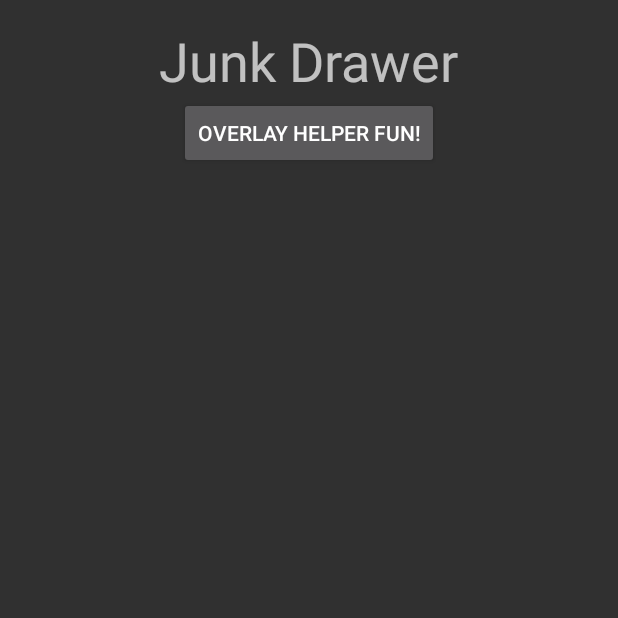
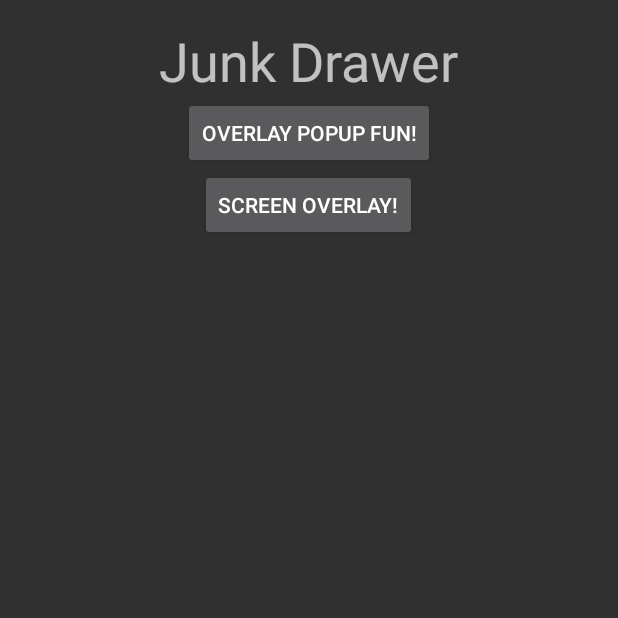
Before and after one commit to Lowe5521/JunkDrawer, an Android app: the screen it shows after launch (MainActivity), on a phone screen of 412 x 824 dp, the top half of it. Run offline under Robolectric (Android 15) with nearby library versions, the phone set to English and light mode, and no system bars; our stand-ins replace ButterKnife.

Commit message:
- Added colors - Cleaned up some variable names - Added the screen overlay! Yay! It even has rounded corners! WHAT?!

```diff
--- a/app/src/main/AndroidManifest.xml
+++ b/app/src/main/AndroidManifest.xml
@@ -8,14 +8,15 @@
         android:label="@string/app_name"
         android:supportsRtl="true"
         android:theme="@style/AppTheme">
-        <activity android:name=".MainActivity">
+        <activity android:name=".activity.MainActivity">
             <intent-filter>
                 <action android:name="android.intent.action.MAIN" />
                 <category android:name="android.intent.category.LAUNCHER" />
             </intent-filter>
         </activity>
 
-        <activity android:name=".HelperPopupActivity"/>
+        <activity android:name=".activity.HelperPopupActivity"/>
+        <activity android:name=".activity.ScreenOverlayActivity"/>
     </application>
 
 </manifest>
--- a/app/src/main/java/com/jonkoester/junkdrawer/HelperPopup.java
+++ b/app/src/main/java/com/jonkoester/junkdrawer/HelperPopup.java
@@ -51,7 +51,7 @@ public class HelperPopup extends LinearLayout {
 
     private void init(Context context) {
         setLayoutParams(new LinearLayout.LayoutParams(ViewGroup.LayoutParams.WRAP_CONTENT, ViewGroup.LayoutParams.WRAP_CONTENT));
-        inflate(context, R.layout.view_helper_overlay, this);
+        inflate(context, R.layout.view_helper_popup, this);
         ButterKnife.bind(this);
     }
 
--- a/app/src/main/java/com/jonkoester/junkdrawer/MainActivity.java
+++ b/app/src/main/java/com/jonkoester/junkdrawer/activity/MainActivity.java
@@ -1,4 +1,4 @@
-package com.jonkoester.junkdrawer;
+package com.jonkoester.junkdrawer.activity;
 
 import android.app.Activity;
 import android.content.Intent;
@@ -6,16 +6,20 @@ import android.os.Bundle;
 import android.view.View;
 import android.widget.Button;
 
+import com.jonkoester.junkdrawer.R;
+
 import butterknife.BindView;
 import butterknife.ButterKnife;
 
 public class MainActivity extends Activity {
 
-    @BindView(R.id.act_main_overlay_button)
-    Button overlayButton;
+    @BindView(R.id.act_main_overlay_popup_button)
+    Button overlayPopupButton;
+    @BindView(R.id.act_main_screen_overlay_button)
+    Button screenOverlayButton;
 
     private enum ActivityName {
-        OVERLAY_FUN
+        OVERLAY_POPUP, OVERLAY_SCREEN
     }
 
     @Override
@@ -24,18 +28,29 @@ public class MainActivity extends Activity {
         setContentView(R.layout.activity_main);
         ButterKnife.bind(this);
 
-        overlayButton.setOnClickListener(new View.OnClickListener() {
+        overlayPopupButton.setOnClickListener(new View.OnClickListener() {
             @Override
             public void onClick(View view) {
-                moveToScreen(ActivityName.OVERLAY_FUN);
+                moveToScreen(ActivityName.OVERLAY_POPUP);
+            }
+        });
+
+        screenOverlayButton.setOnClickListener(new View.OnClickListener() {
+            @Override
+            public void onClick(View view) {
+                moveToScreen(ActivityName.OVERLAY_SCREEN);
             }
         });
     }
 
     private void moveToScreen(ActivityName overlayFun) {
         switch (overlayFun) {
-            case OVERLAY_FUN:
+            case OVERLAY_POPUP:
                 startActivity(new Intent(this, HelperPopupActivity.class));
+                break;
+
+            case OVERLAY_SCREEN:
+                startActivity(new Intent(this, ScreenOverlayActivity.class));
                 break;
 
             default:
--- a/app/src/main/res/layout/activity_main.xml
+++ b/app/src/main/res/layout/activity_main.xml
@@ -4,7 +4,7 @@
     android:id="@+id/activity_main"
     android:layout_width="match_parent"
     android:layout_height="match_parent"
-    tools:context="com.jonkoester.junkdrawer.MainActivity">
+    tools:context=".activity.MainActivity">
 
     <LinearLayout
         android:layout_width="match_parent"
@@ -24,11 +24,17 @@
             android:textSize="36sp"/>
 
         <Button
-            android:id="@+id/act_main_overlay_button"
+            android:id="@+id/act_main_overlay_popup_button"
             android:layout_width="wrap_content"
             android:layout_height="wrap_content"
             android:layout_margin="0dp"
-            android:text="@string/display_overlays" />
+            android:text="@string/overlay_popup_fun" />
+
+        <Button
+            android:id="@+id/act_main_screen_overlay_button"
+            android:layout_width="wrap_content"
+            android:layout_height="wrap_content"
+            android:text="@string/screen_overlay"/>
 
     </LinearLayout>
 </FrameLayout>
--- a/app/src/main/res/values/colors.xml
+++ b/app/src/main/res/values/colors.xml
@@ -3,4 +3,8 @@
     <color name="colorPrimary">#3F51B5</color>
     <color name="colorPrimaryDark">#303F9F</color>
     <color name="colorAccent">#FF4081</color>
+    <color name="trans_gray">#88888888</color>
+    <color name="gray">#888888</color>
+    <color name="transparent">#00000000</color>
+    <color name="black">#FF000000</color>
 </resources>
--- a/app/src/main/res/values/strings.xml
+++ b/app/src/main/res/values/strings.xml
@@ -1,10 +1,11 @@
 <resources>
     <string name="app_name">Junk Drawer</string>
-    <string name="display_overlays">Overlay Helper Fun!</string>
     <string name="ok">Ok</string>
     <string name="above">Above</string>
     <string name="left">Left</string>
     <string name="right">Right</string>
     <string name="below">Below</string>
     <string name="overlay_popup_fun">Overlay Popup Fun!</string>
+    <string name="screen_overlay">Screen Overlay!</string>
+    <string name="screen_overlays_sweet">Screen Overlays! Sweet!</string>
 </resources>
```
Also changed, not shown: app/src/main/java/com/jonkoester/junkdrawer/ScreenOverlay.java (added, +68 -0 lines), app/src/main/java/com/jonkoester/junkdrawer/activity/HelperPopupActivity.java (renamed from app/src/main/java/com/jonkoester/junkdrawer/HelperPopupActivity.java, +5 -2 lines), app/src/main/java/com/jonkoester/junkdrawer/activity/ScreenOverlayActivity.java (added, +34 -0 lines), app/src/main/res/layout/activity_screen_overlay.xml (added, +53 -0 lines), app/src/main/res/layout/screen_overlay.xml (added, +9 -0 lines), app/src/main/res/layout/activity_helper_popup.xml (renamed from app/src/main/res/layout/activity_helper_overlay.xml), app/src/main/res/layout/view_helper_popup.xml (renamed from app/src/main/res/layout/view_helper_overlay.xml).
